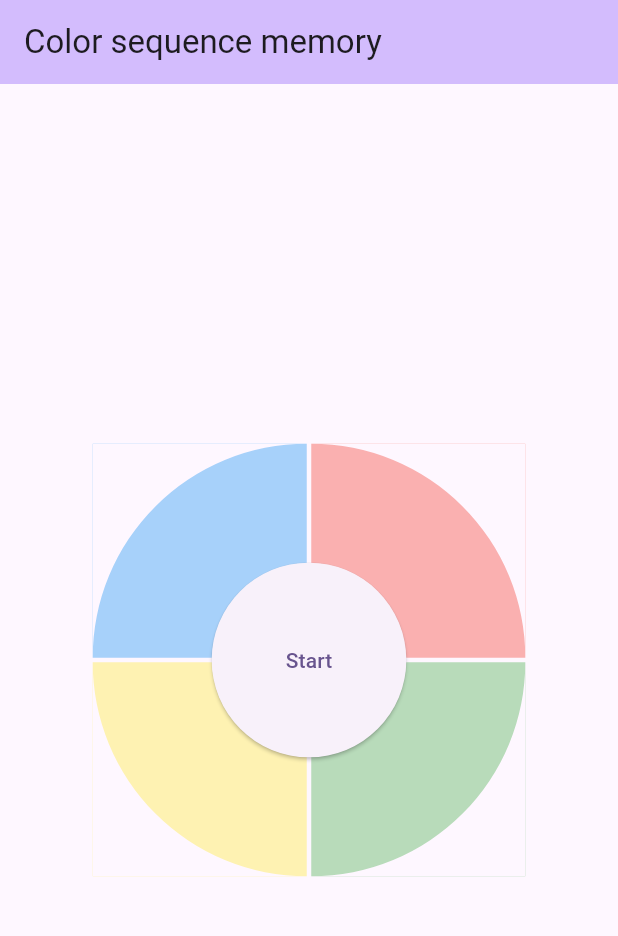
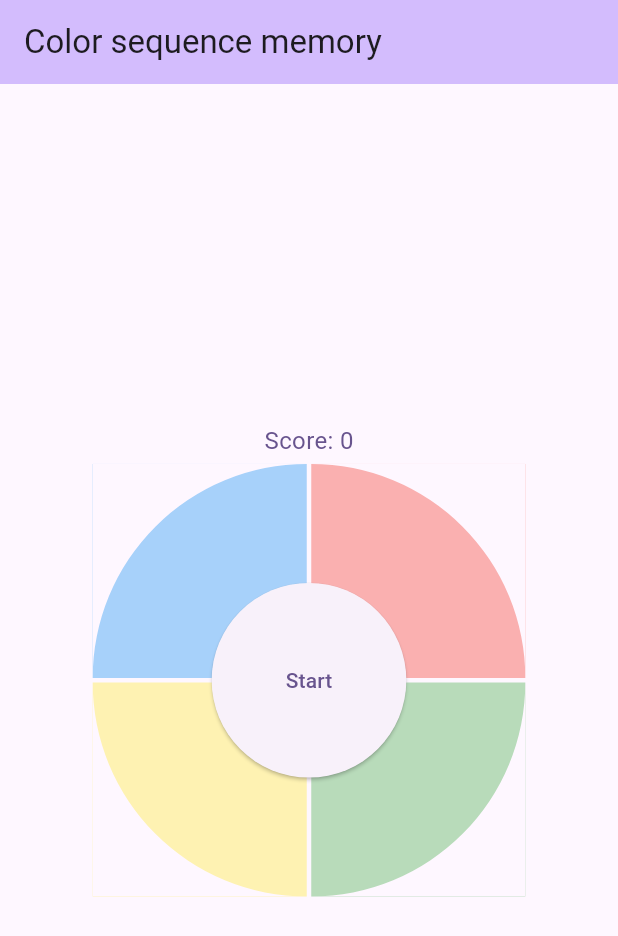
Before and after one commit to loloof64/ColorSequenceMemory, a Flutter app: the screen it shows after launch, on a phone screen of 412 x 824 dp. Shown: the top 936 px of the screen. Run offline on Flutter 3.47's test engine with Material 3 defaults, Android fonts, the phone set to English and light mode, and no system bars; missing offline and left inert: minisound.

Commit message:
feat: show score

```diff
--- a/lib/main.dart
+++ b/lib/main.dart
@@ -116,13 +116,27 @@ class _MyHomePageState extends State<MyHomePage> {
         MediaQuery.orientationOf(context) == Orientation.portrait;
     final deviceSize = isPortrait ? 0.7 * width : 0.6 * height;
     final middleButtonSize = deviceSize * 0.45;
+
+    final score = _sequence.isNotEmpty ? _sequence.length - 1 : 0;
+
     return Scaffold(
       appBar: AppBar(
         backgroundColor: Theme.of(context).colorScheme.inversePrimary,
         title: Text(widget.title),
       ),
       body: Center(
-        child: Stack(
+        child: Column(
+          mainAxisAlignment: MainAxisAlignment.center,
+          spacing: 4.0,
+          children: [
+            Text(
+              "Score: $score",
+              style: TextStyle(
+                color: Theme.of(context).colorScheme.primary,
+                fontSize: Theme.of(context).textTheme.bodyLarge?.fontSize ?? 50,
+              ),
+            ),
+            Stack(
               alignment: Alignment.center,
               children: [
                 SizedBox(
@@ -149,7 +163,8 @@ class _MyHomePageState extends State<MyHomePage> {
                         backgroundColor: Colors.red,
                         position: QuarterCirclePosition.topRight,
                         highlighted:
-                        _highlightedButton == QuarterCirclePosition.topRight,
+                            _highlightedButton ==
+                            QuarterCirclePosition.topRight,
                       ),
                       _soundButton(
                         context: context,
@@ -158,16 +173,19 @@ class _MyHomePageState extends State<MyHomePage> {
                         backgroundColor: Colors.yellow,
                         position: QuarterCirclePosition.bottomLeft,
                         highlighted:
-                        _highlightedButton == QuarterCirclePosition.bottomLeft,
+                            _highlightedButton ==
+                            QuarterCirclePosition.bottomLeft,
                       ),
                       _soundButton(
                         context: context,
                         soundFrequence:
-                        _associatedSounds[QuarterCirclePosition.bottomRight],
+                            _associatedSounds[QuarterCirclePosition
+                                .bottomRight],
                         backgroundColor: Colors.green,
                         position: QuarterCirclePosition.bottomRight,
                         highlighted:
-                        _highlightedButton == QuarterCirclePosition.bottomRight,
+                            _highlightedButton ==
+                            QuarterCirclePosition.bottomRight,
                       ),
                     ],
                   ),
@@ -179,6 +197,8 @@ class _MyHomePageState extends State<MyHomePage> {
                     onPressed: _handleGameStart,
                     child: Text("Start"),
                   ),
+                ),
+              ],
             ),
           ],
         ),
```
Lines whose indentation alone changed are shown as unchanged.
